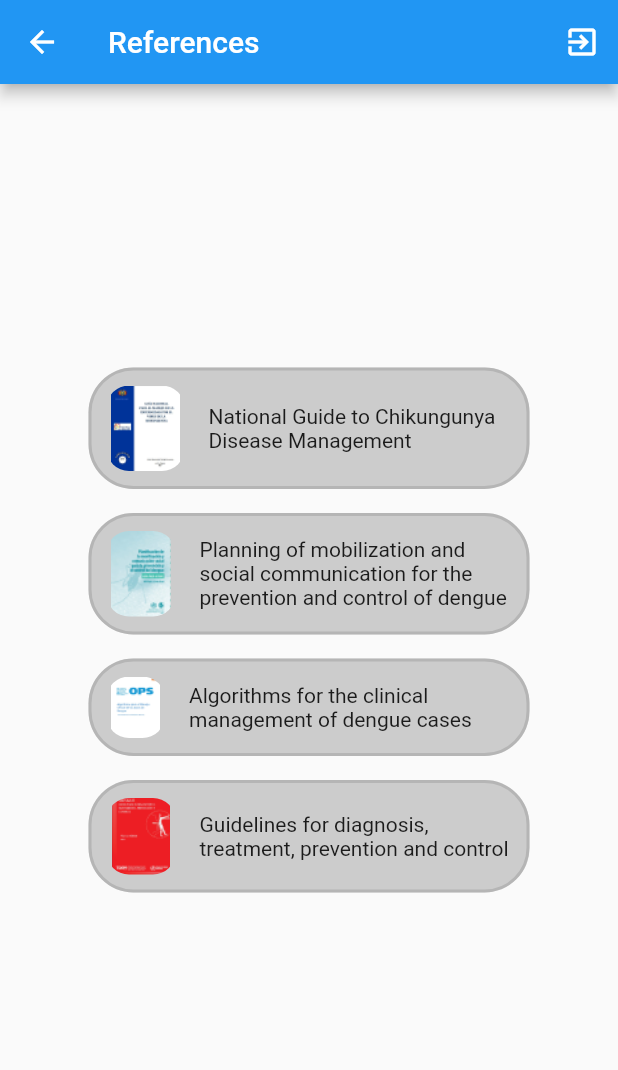
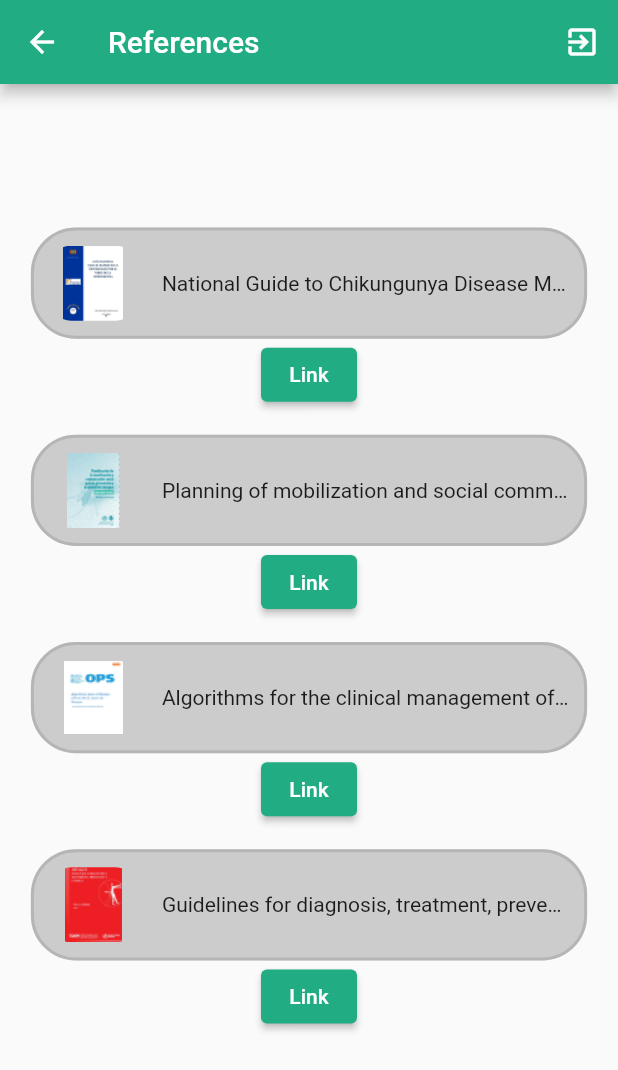
Before and after one commit to moises-cisneros/solution_app, a Flutter app: the ReferencesPage screen opened directly, on a phone screen of 412 x 824 dp. Shown: the top 1070 px of the screen. Run offline on Flutter 3.47's test engine with Material 2 defaults, Android fonts, the phone set to English and light mode, and no system bars; our stand-ins replace charts_flutter, firebase_core, firebase_storage, get, google_maps_flutter, permission_handler; accounts and stored records are empty; network calls fail.

Commit message:
Actualización de interfaz, optimización y navegación
- Mejoras en la interfaz de usuario
- Optimización y reutilización de widgets
- Eliminación de clases innecesarias (optimización pendiente)
- Implementación de enlaces URL

```diff
--- a/lib/screen/dashboard/dashboard.dart
+++ b/lib/screen/dashboard/dashboard.dart
@@ -41,8 +41,7 @@ class _DashboardPageState extends State<DashboardPage> {
       backgroundColor: const Color.fromARGB(255, 171, 225, 235),
       appBar: AppBar(
           title: const Text('DASHBOARD'),
-          //backgroundColor: const Color.fromARGB(255, 238, 207, 104),
-          backgroundColor: Colors.amber,
+          backgroundColor: const Color.fromRGBO(33, 172, 131, 10),
           actions: <Widget>[
             IconButton(
               tooltip: "Exit",
--- a/lib/screen/dashboard/list_view_options/informative_videos/informative_1.dart
+++ b/lib/screen/dashboard/list_view_options/informative_videos/informative_1.dart
@@ -15,6 +15,7 @@ class _InformativePage1State extends State<InformativePage1> {
     return Scaffold(
       appBar: AppBar(
         title: const Text("Informative videos"),
+        backgroundColor: const Color.fromRGBO(33, 172, 131, 10),
       ),
       body: Center(
         child: Column(
@@ -175,7 +176,7 @@ class _InformativePage1State extends State<InformativePage1> {
                             onPressed: () async {
                               // Here we will place the logic to play the video
                               final url = Uri.parse(
-                                  'https://www.facebook.com/watch/?v=1192311228154693');
+                                  'https://drive.google.com/file/d/1hEayv0lWgoBGDVlFWjEUTS64RR0t19-p/view?usp=sharing');
 
                               if (!await canLaunchUrl(url)) {
                                 await launchUrl(url);
--- a/lib/screen/dashboard/list_view_options/preventive_measures/prevencion_1.dart
+++ b/lib/screen/dashboard/list_view_options/preventive_measures/prevencion_1.dart
@@ -25,6 +25,7 @@ class _PrevencionPage1State extends State<PrevencionPage1> {
     return Scaffold(
       appBar: AppBar(
         title: const Text("Preventive measures"),
+        backgroundColor: const Color.fromRGBO(33, 172, 131, 10),
       ),
       body: FutureBuilder<void>(
         future: _initializeData,
@@ -83,6 +84,7 @@ class _PrevencionPage1State extends State<PrevencionPage1> {
             ),
           );
         },
+        backgroundColor: const Color.fromRGBO(33, 172, 131, 10),
         icon: const Icon(Icons.chevron_right),
         label: const Text("Next"),
       ),
--- a/lib/screen/dashboard/list_view_options/references/references.dart
+++ b/lib/screen/dashboard/list_view_options/references/references.dart
@@ -1,5 +1,7 @@
 import 'package:flutter/material.dart';
 import 'package:solution/screen/dashboard/dashboard.dart';
+import 'package:solution/widgets/custom_container_img.dart';
+import 'package:solution/widgets/custom_elevated_button_link.dart';
 
 class ReferencesPage extends StatefulWidget {
   const ReferencesPage({super.key});
@@ -14,6 +16,7 @@ class _ReferencesPageState extends State<ReferencesPage> {
     return Scaffold(
       appBar: AppBar(
         title: const Text("References"),
+        backgroundColor: const Color.fromRGBO(33, 172, 131, 10),
         actions: <Widget>[
           IconButton(
               onPressed: () {
@@ -28,156 +31,49 @@ class _ReferencesPageState extends State<ReferencesPage> {
       body: Center(
         child: Column(
           mainAxisAlignment: MainAxisAlignment.center,
-          children: [
+          children: const [
             //Image 1 and Text 1
-            Container(
-              padding: const EdgeInsets.all(10.0),
-              width: 294,
-              height: 81,
+            CustomImgContainer(
+                image: 'images/reference_1.png',
+                text: 'National Guide to Chikungunya Disease Management'),
+            CustomElevatedButtonLink(
+                urlBook:
+                    'https://www.minsalud.gob.bo/38-libros-y-normas/fichas-bibliograficas/1574-area-dengue'),
 
-              //Design of the container
-              decoration: BoxDecoration(
-                color: Colors.grey.withOpacity(0.5),
-                borderRadius: BorderRadius.circular(30),
-                border:
-                    Border.all(color: Colors.grey.withOpacity(0.5), width: 2),
-              ),
-
-              child: Row(
-                children: <Widget>[
-                  ClipRRect(
-                    borderRadius: BorderRadius.circular(15.0),
-                    child: Image.asset(
-                      'images/reference_1.png',
-                      width: 52,
-                      height: 65,
-                    ),
-                  ),
-
-                  const SizedBox(width: 16.0),
-
-                  //Design of the text
-                  const Expanded(
-                    child: Text(
-                        'National Guide to Chikungunya Disease Management'),
-                  ),
-                ],
-              ),
-            ),
-
-            const SizedBox(height: 16.0),
+            SizedBox(height: 16.0),
 
             //Image 2 and Text 2
-            Container(
-              padding: const EdgeInsets.all(10.0),
-              width: 294,
-              height: 81,
+            CustomImgContainer(
+                image: 'images/reference_2.png',
+                text:
+                    'Planning of mobilization and social communication for the prevention and control of dengue'),
 
-              //Design of the container
-              decoration: BoxDecoration(
-                color: Colors.grey.withOpacity(0.5),
-                borderRadius: BorderRadius.circular(30),
-                border:
-                    Border.all(color: Colors.grey.withOpacity(0.5), width: 2),
-              ),
+            CustomElevatedButtonLink(
+                urlBook:
+                    'https://www.paho.org/es/documentos/planificacion-movilizacion-comunicacion-social-para-prevencion-control-dengue-2004'),
 
-              child: Row(
-                children: <Widget>[
-                  ClipRRect(
-                    borderRadius: BorderRadius.circular(15.0),
-                    child: Image.asset(
-                      'images/reference_2.png',
-                      width: 46,
-                      height: 95,
-                    ),
-                  ),
-
-                  const SizedBox(width: 16.0),
-
-                  //Design of the text
-                  const Expanded(
-                    child: Text(
-                        'Planning of mobilization and social communication for the prevention and control of dengue'),
-                  ),
-                ],
-              ),
-            ),
-            const SizedBox(height: 16.0),
+            SizedBox(height: 16.0),
 
             //Image 3 and Text 3
-            Container(
-              padding: const EdgeInsets.all(10.0),
-              width: 294,
-              height: 65,
+            CustomImgContainer(
+                image: 'images/reference_3.png',
+                text: 'Algorithms for the clinical management of dengue cases'),
 
-              //Design of the container
-              decoration: BoxDecoration(
-                color: Colors.grey.withOpacity(0.5),
-                borderRadius: BorderRadius.circular(30),
-                border:
-                    Border.all(color: Colors.grey.withOpacity(0.5), width: 2),
-              ),
+            CustomElevatedButtonLink(
+                urlBook:
+                    'https://www.paho.org/es/documentos/algoritmos-para-manejo-clinico-casos-dengue'),
 
-              child: Row(
-                children: <Widget>[
-                  ClipRRect(
-                    borderRadius: BorderRadius.circular(15.0),
-                    child: Image.asset(
-                      'images/reference_3.png',
-                      width: 39,
-                      height: 49,
-                    ),
-                  ),
-
-                  const SizedBox(width: 16.0),
-
-                  //Design of the text
-                  const Expanded(
-                    child: Text(
-                        'Algorithms for the clinical management of dengue cases'),
-                  ),
-                ],
-              ),
-            ),
-            const SizedBox(height: 16.0),
+            SizedBox(height: 16.0),
 
             //Image 4 and Text 4
-            Container(
-              padding: const EdgeInsets.all(10.0),
-              width: 294,
-              height: 75,
+            CustomImgContainer(
+                image: 'images/reference_4.png',
+                text:
+                    'Guidelines for diagnosis, treatment, prevention and control'),
+            CustomElevatedButtonLink(
+                urlBook: 'https://iris.paho.org/handle/10665.2/31071'),
 
-              //Design of the container
-              decoration: BoxDecoration(
-                color: Colors.grey.withOpacity(0.5),
-                borderRadius: BorderRadius.circular(30),
-                border:
-                    Border.all(color: Colors.grey.withOpacity(0.5), width: 2),
-              ),
-
-              child: Row(
-                children: <Widget>[
-                  ClipRRect(
-                    borderRadius: BorderRadius.circular(15.0),
-                    child: Image.asset(
-                      'images/reference_4.png',
-                      width: 46,
-                      height: 60,
-                    ),
-                  ),
-
-                  const SizedBox(width: 16.0),
-
-                  //Design of the text
-                  const Expanded(
-                    child: Text(
-                        'Guidelines for diagnosis, treatment, prevention and control'),
-                  ),
-                ],
-              ),
-            ),
-
-            const SizedBox(height: 40.0),
+            SizedBox(height: 40.0),
           ],
         ),
       ),
--- /dev/null
+++ b/lib/widgets/custom_container_img.dart
@@ -0,0 +1,59 @@
+import 'package:flutter/material.dart';
+
+class CustomImgContainer extends StatelessWidget {
+  final String image;
+  final String text;
+
+  const CustomImgContainer({
+    Key? key,
+    required this.image,
+    required this.text,
+  }) : super(key: key);
+
+  @override
+  Widget build(BuildContext context) {
+    return LayoutBuilder(
+      builder: (BuildContext context, BoxConstraints constraints) {
+        // Obtener el ancho disponible en la pantalla
+        final double availableWidth = constraints.maxWidth;
+
+        // Definir el ancho y alto del contenedor según el ancho disponible
+        final double containerWidth = availableWidth * 0.9;
+        final double containerHeight = containerWidth * 0.2;
+
+        return Container(
+          padding: const EdgeInsets.all(10.0),
+          width: containerWidth,
+          height: containerHeight,
+
+          // Diseño del contenedor
+          decoration: BoxDecoration(
+            color: Colors.grey.withOpacity(0.5),
+            borderRadius: BorderRadius.circular(30),
+            border: Border.all(color: Colors.grey.withOpacity(0.5), width: 2),
+          ),
+
+          child: Row(
+            children: <Widget>[
+              ClipRRect(
+                borderRadius: BorderRadius.circular(15.0),
+                child: Image.asset(
+                  image,
+                  width: containerHeight * 0.8,
+                  height: containerHeight * 0.8,
+                ),
+              ),
+              const SizedBox(width: 16.0),
+              Expanded(
+                child: Text(
+                  text,
+                  overflow: TextOverflow.ellipsis,
+                ),
+              ),
+            ],
+          ),
+        );
+      },
+    );
+  }
+}
--- /dev/null
+++ b/lib/widgets/custom_elevated_button_link.dart
@@ -0,0 +1,31 @@
+import 'package:flutter/material.dart';
+import 'package:url_launcher/url_launcher.dart';
+
+class CustomElevatedButtonLink extends StatelessWidget {
+  final String urlBook;
+  //final String text;
+
+  const CustomElevatedButtonLink(
+      {super.key, required this.urlBook //, required this.text
+      });
+
+  @override
+  Widget build(BuildContext context) {
+    return ElevatedButton(
+        onPressed: () async {
+          // Here we will place the logic to play the video
+          final url = Uri.parse(urlBook);
+
+          if (!await canLaunchUrl(url)) {
+            await launchUrl(url);
+            // ignore: avoid_print
+            print('Clicked');
+          }
+        },
+        style: const ButtonStyle(
+          backgroundColor:
+              MaterialStatePropertyAll<Color>(Color.fromRGBO(33, 172, 131, 10)),
+        ),
+        child: const Text('Link'));
+  }
+}
```
Also changed, not shown: lib/screen/dashboard/list_view_options/edit profile/edit_profile.dart (added, +84 -0 lines), lib/screen/dashboard/settings/settings.dart (added, +55 -0 lines), lib/widgets/custom_card.dart (+5 -4 lines), lib/widgets/custom_icon.dart (added, +17 -0 lines), lib/widgets/drawer_options.dart (+48 -14 lines).
